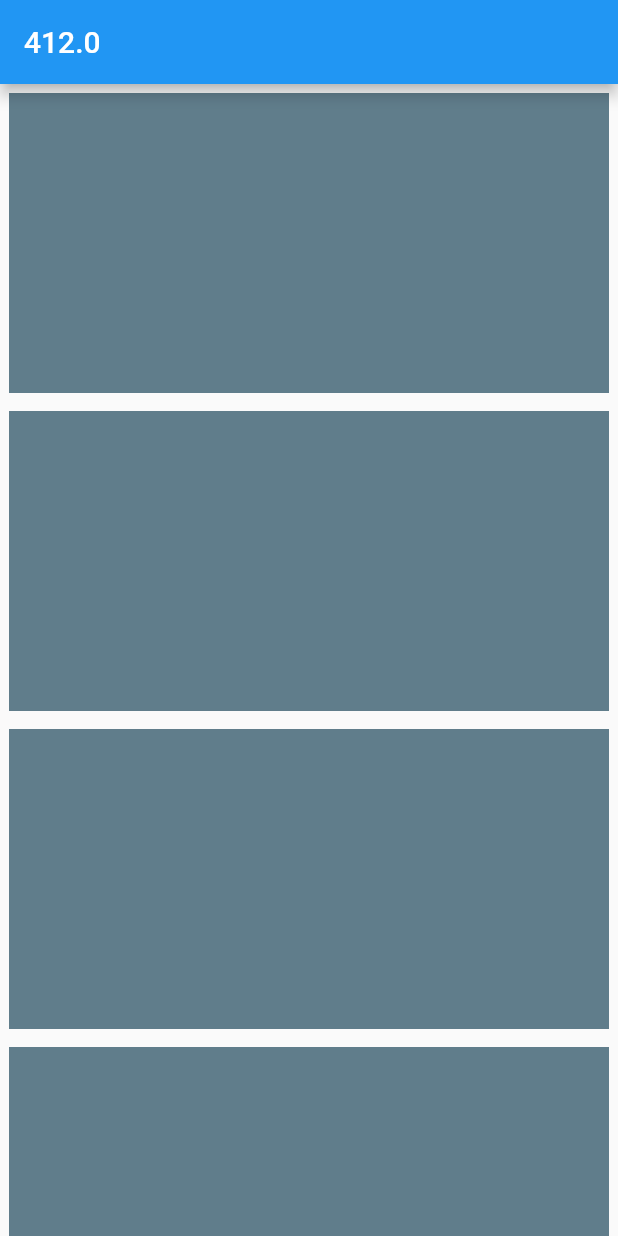
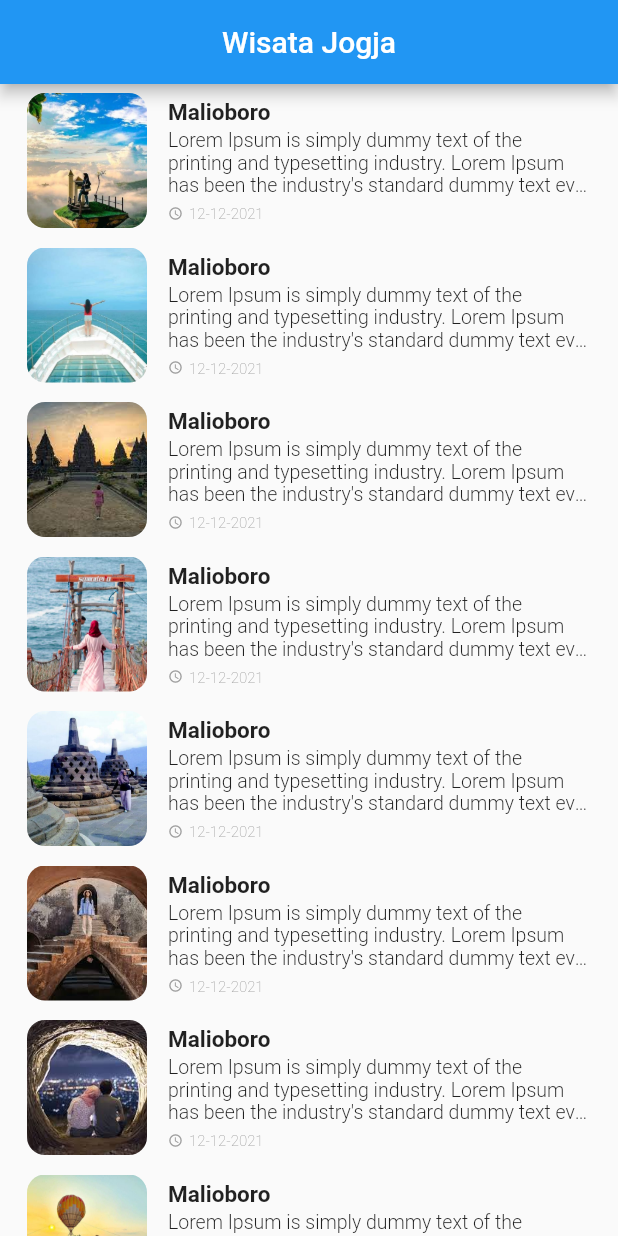
Before and after one commit to muhammadrilo17/flutterTIF, a Flutter app: the screen it shows after launch, on a phone screen of 412 x 824 dp. Run offline on Flutter 3.47's test engine with Material 2 defaults, Android fonts, the light colour scheme and no system bars.

Commit message:
Latihan 4

```diff
--- /dev/null
+++ b/lib/latihan_4/wisata_model.dart
@@ -0,0 +1,64 @@
+class WisataModel {
+  WisataModel({
+    required this.imageWisata,
+    required this.titleWisata,
+    required this.descWisata,
+    required this.time,
+  });
+
+  String imageWisata;
+  String titleWisata;
+  String descWisata;
+  String time;
+}
+
+List<WisataModel> listWisata = [
+  WisataModel(
+      imageWisata: "assets/img/1.jpg",
+      titleWisata: "Malioboro",
+      descWisata:
+          "Lorem Ipsum is simply dummy text of the printing and typesetting industry. Lorem Ipsum has been the industry's standard dummy text ever since the 1500s, when an unknown printer took a galley of type and scrambled it to make a type specimen book. It has survived not only five centuries, but also the leap into electronic typesetting, remaining essentially unchanged. It was popularised in the 1960s with the release of Letraset sheets containing Lorem Ipsum passages, and more recently with desktop publishing software like Aldus PageMaker including versions of Lorem Ipsum",
+      time: "12-12-2021"),
+  WisataModel(
+      imageWisata: "assets/img/2.jpg",
+      titleWisata: "Malioboro",
+      descWisata:
+          "Lorem Ipsum is simply dummy text of the printing and typesetting industry. Lorem Ipsum has been the industry's standard dummy text ever since the 1500s, when an unknown printer took a galley of type and scrambled it to make a type specimen book. It has survived not only five centuries, but also the leap into electronic typesetting, remaining essentially unchanged. It was popularised in the 1960s with the release of Letraset sheets containing Lorem Ipsum passages, and more recently with desktop publishing software like Aldus PageMaker including versions of Lorem Ipsum",
+      time: "12-12-2021"),
+  WisataModel(
+      imageWisata: "assets/img/3.jpg",
+      titleWisata: "Malioboro",
+      descWisata:
+          "Lorem Ipsum is simply dummy text of the printing and typesetting industry. Lorem Ipsum has been the industry's standard dummy text ever since the 1500s, when an unknown printer took a galley of type and scrambled it to make a type specimen book. It has survived not only five centuries, but also the leap into electronic typesetting, remaining essentially unchanged. It was popularised in the 1960s with the release of Letraset sheets containing Lorem Ipsum passages, and more recently with desktop publishing software like Aldus PageMaker including versions of Lorem Ipsum",
+      time: "12-12-2021"),
+  WisataModel(
+      imageWisata: "assets/img/4.png",
+      titleWisata: "Malioboro",
+      descWisata:
+          "Lorem Ipsum is simply dummy text of the printing and typesetting industry. Lorem Ipsum has been the industry's standard dummy text ever since the 1500s, when an unknown printer took a galley of type and scrambled it to make a type specimen book. It has survived not only five centuries, but also the leap into electronic typesetting, remaining essentially unchanged. It was popularised in the 1960s with the release of Letraset sheets containing Lorem Ipsum passages, and more recently with desktop publishing software like Aldus PageMaker including versions of Lorem Ipsum",
+      time: "12-12-2021"),
+  WisataModel(
+      imageWisata: "assets/img/5.jpg",
+      titleWisata: "Malioboro",
+      descWisata:
+          "Lorem Ipsum is simply dummy text of the printing and typesetting industry. Lorem Ipsum has been the industry's standard dummy text ever since the 1500s, when an unknown printer took a galley of type and scrambled it to make a type specimen book. It has survived not only five centuries, but also the leap into electronic typesetting, remaining essentially unchanged. It was popularised in the 1960s with the release of Letraset sheets containing Lorem Ipsum passages, and more recently with desktop publishing software like Aldus PageMaker including versions of Lorem Ipsum",
+      time: "12-12-2021"),
+  WisataModel(
+      imageWisata: "assets/img/6.jpg",
+      titleWisata: "Malioboro",
+      descWisata:
+          "Lorem Ipsum is simply dummy text of the printing and typesetting industry. Lorem Ipsum has been the industry's standard dummy text ever since the 1500s, when an unknown printer took a galley of type and scrambled it to make a type specimen book. It has survived not only five centuries, but also the leap into electronic typesetting, remaining essentially unchanged. It was popularised in the 1960s with the release of Letraset sheets containing Lorem Ipsum passages, and more recently with desktop publishing software like Aldus PageMaker including versions of Lorem Ipsum",
+      time: "12-12-2021"),
+  WisataModel(
+      imageWisata: "assets/img/7.jpg",
+      titleWisata: "Malioboro",
+      descWisata:
+          "Lorem Ipsum is simply dummy text of the printing and typesetting industry. Lorem Ipsum has been the industry's standard dummy text ever since the 1500s, when an unknown printer took a galley of type and scrambled it to make a type specimen book. It has survived not only five centuries, but also the leap into electronic typesetting, remaining essentially unchanged. It was popularised in the 1960s with the release of Letraset sheets containing Lorem Ipsum passages, and more recently with desktop publishing software like Aldus PageMaker including versions of Lorem Ipsum",
+      time: "12-12-2021"),
+  WisataModel(
+      imageWisata: "assets/img/8.jpg",
+      titleWisata: "Malioboro",
+      descWisata:
+          "Lorem Ipsum is simply dummy text of the printing and typesetting industry. Lorem Ipsum has been the industry's standard dummy text ever since the 1500s, when an unknown printer took a galley of type and scrambled it to make a type specimen book. It has survived not only five centuries, but also the leap into electronic typesetting, remaining essentially unchanged. It was popularised in the 1960s with the release of Letraset sheets containing Lorem Ipsum passages, and more recently with desktop publishing software like Aldus PageMaker including versions of Lorem Ipsum",
+      time: "12-12-2021"),
+];
--- /dev/null
+++ b/lib/latihan_4/wisata_page.dart
@@ -0,0 +1,51 @@
+import 'package:flutter/material.dart';
+import 'package:latihan_app_1/latihan_4/wisata_detail_page.dart';
+import 'package:latihan_app_1/latihan_4/wisata_model.dart';
+import 'package:latihan_app_1/latihan_4/wisata_page_widget.dart';
+
+class WisataPage extends StatelessWidget {
+  const WisataPage({Key? key}) : super(key: key);
+
+  @override
+  Widget build(BuildContext context) {
+    return Scaffold(
+      appBar: AppBar(
+        title: const Text("Wisata Jogja"),
+        centerTitle: true,
+      ),
+      body: ListView(
+        children: [
+          ListView.builder(
+            itemCount: listWisata.length,
+            primary: false,
+            shrinkWrap: true,
+            itemBuilder: (context, i) {
+              return GestureDetector(
+                onTap: () {
+                  Navigator.of(context).push(
+                    MaterialPageRoute(
+                      builder: (context) {
+                        return WisataDetailPage(
+                          image: listWisata[i].imageWisata,
+                          title: listWisata[i].titleWisata,
+                          time: listWisata[i].time,
+                          desc: listWisata[i].descWisata,
+                        );
+                      },
+                    ),
+                  );
+                },
+                child: itemWisata(
+                  listWisata[i].imageWisata,
+                  listWisata[i].titleWisata,
+                  listWisata[i].descWisata,
+                  listWisata[i].time,
+                ),
+              );
+            },
+          )
+        ],
+      ),
+    );
+  }
+}
--- /dev/null
+++ b/lib/latihan_4/wisata_page_widget.dart
@@ -0,0 +1,89 @@
+import 'package:flutter/material.dart';
+
+Widget itemWisata(String image, String title, String desc, String time) {
+  return Padding(
+    padding: const EdgeInsets.symmetric(
+      horizontal: 18.0,
+      vertical: 6.0,
+    ),
+    child: Row(
+      crossAxisAlignment: CrossAxisAlignment.start,
+      children: [
+        Container(
+          margin: const EdgeInsets.only(
+            right: 14.0,
+          ),
+          height: 90.0,
+          width: 80.0,
+          decoration: BoxDecoration(
+            borderRadius: const BorderRadius.all(
+              Radius.circular(12.0),
+            ),
+            image: DecorationImage(
+              image: AssetImage(
+                image,
+              ),
+              fit: BoxFit.cover,
+            ),
+          ),
+          child: null,
+        ),
+        Expanded(
+          child: Padding(
+            padding: const EdgeInsets.symmetric(vertical: 4.0),
+            child: Column(
+              crossAxisAlignment: CrossAxisAlignment.start,
+              children: [
+                Text(
+                  title,
+                  maxLines: 2,
+                  softWrap: true,
+                  overflow: TextOverflow.clip,
+                  style: const TextStyle(
+                    fontSize: 15.0,
+                    fontWeight: FontWeight.w600,
+                  ),
+                ),
+                const SizedBox(height: 2),
+                Text(
+                  desc,
+                  maxLines: 3,
+                  softWrap: true,
+                  overflow: TextOverflow.ellipsis,
+                  style: const TextStyle(
+                    fontSize: 13.0,
+                    fontWeight: FontWeight.w300,
+                  ),
+                ),
+                const SizedBox(
+                  height: 6.0,
+                ),
+                Row(
+                  mainAxisAlignment: MainAxisAlignment.start,
+                  crossAxisAlignment: CrossAxisAlignment.start,
+                  children: [
+                    const Icon(
+                      Icons.access_time,
+                      size: 10.0,
+                      color: Colors.grey,
+                    ),
+                    const SizedBox(
+                      width: 4.0,
+                    ),
+                    Text(
+                      time,
+                      style: const TextStyle(
+                          fontSize: 10.0,
+                          fontWeight: FontWeight.w100,
+                          color: Colors.grey),
+                    )
+                  ],
+                )
+              ],
+            ),
+          ),
+        )
+      ],
+    ),
+  );
+}
--- a/lib/main.dart
+++ b/lib/main.dart
@@ -5,6 +5,7 @@ import 'package:latihan_app_1/latihan_3/layout_builder_latihan.dart';
 import 'package:latihan_app_1/latihan_3/layout_builder_page.dart';
 import 'package:latihan_app_1/latihan_3/media_query_latihan.dart';
 import 'package:latihan_app_1/latihan_3/media_query_page.dart';
+import 'package:latihan_app_1/latihan_4/wisata_page.dart';
 
 import 'latihan_1/change_view.dart';
 import 'latihan_2/layout.dart';
@@ -27,7 +28,7 @@ class MyApp extends StatelessWidget {
       ),
       themeMode: ThemeMode.system,
       // Definisikan Home sebagai tampilan awal yg dimunculkan pada aplikasi kalian
-      home: const CaseLayoutLatihan(),
+      home: const WisataPage(),
     );
   }
 }
--- a/pubspec.yaml
+++ b/pubspec.yaml
@@ -57,9 +57,8 @@ flutter:
   uses-material-design: true
 
   # To add assets to your application, add an assets section, like this:
-  # assets:
-  #   - images/a_dot_burr.jpeg
-  #   - images/a_dot_ham.jpeg
+  assets:
+    - assets/img/
 
   # An image asset can refer to one or more resolution-specific "variants", see
   # https://flutter.dev/assets-and-images/#resolution-aware.
```
Also changed, not shown: lib/latihan_4/wisata_detail_page.dart (added, +47 -0 lines), lib/latihan_4/wisata_detail_widget.dart (added, +152 -0 lines), assets/img/1.jpg (added), assets/img/2.jpg (added), assets/img/3.jpg (added), assets/img/4.png (added), assets/img/5.jpg (added), assets/img/6.jpg (added), assets/img/7.jpg (added), assets/img/8.jpg (added), assets/readme/1.png (added), assets/readme/2.png (added), 1 other file.
